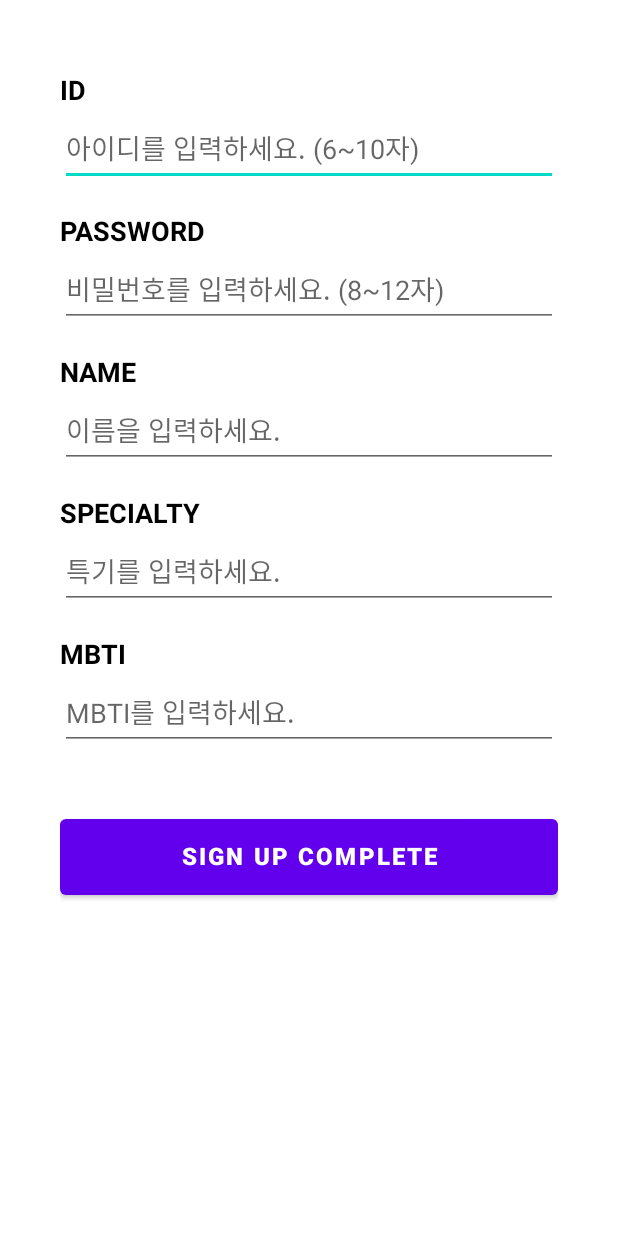
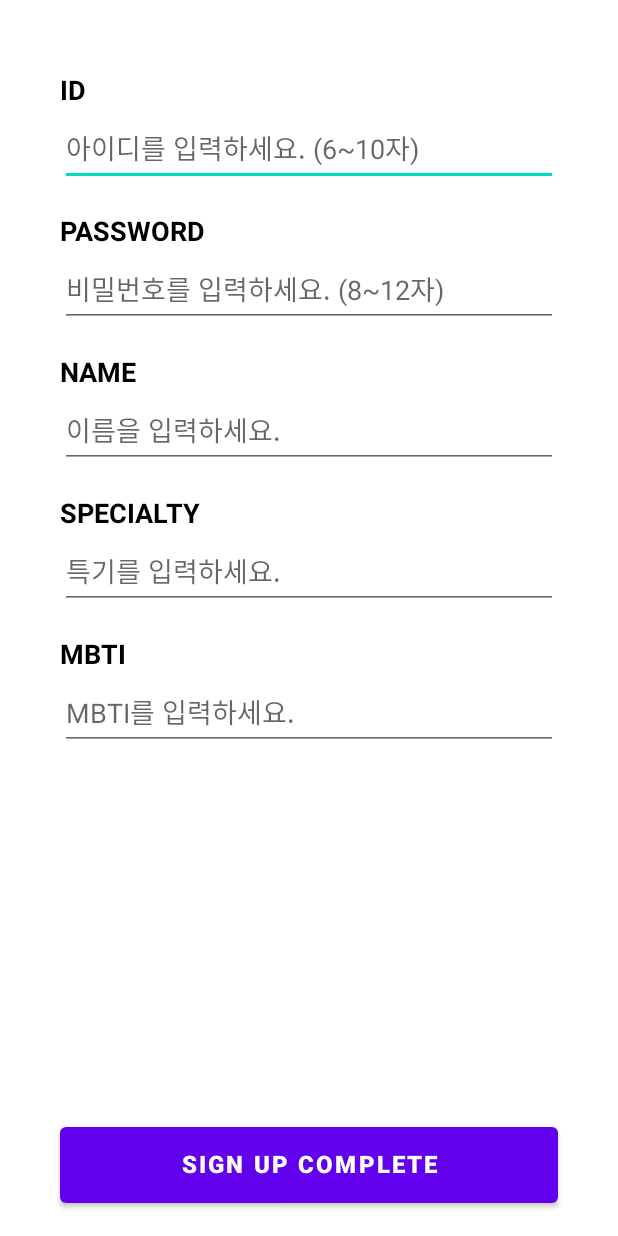
Before and after one commit to GO-SOPT-ANDROID/chaeyeon-jeon, an Android app: the SignupActivity screen opened directly, with no data from a screen before it, on a phone screen of 412 x 824 dp. Run offline under Robolectric (Android 15) with nearby library versions, the phone set to English and light mode, and no system bars; our stand-ins replace Dagger/Hilt's generated code, data binding.

```diff
--- a/app/src/main/AndroidManifest.xml
+++ b/app/src/main/AndroidManifest.xml
@@ -16,7 +16,8 @@
         <activity
             android:name=".presentation.login.LoginActivity"
             android:exported="true"
-            android:screenOrientation="portrait">
+            android:screenOrientation="portrait"
+            android:windowSoftInputMode="adjustResize">
             <intent-filter>
                 <action android:name="android.intent.action.MAIN" />
 
@@ -26,7 +27,8 @@
         <activity
             android:name=".presentation.signup.SignupActivity"
             android:exported="false"
-            android:screenOrientation="portrait" />
+            android:screenOrientation="portrait"
+            android:windowSoftInputMode="adjustResize" />
         <activity
             android:name=".presentation.main.MainActivity"
             android:exported="false"
--- a/app/src/main/java/org/android/go/sopt/presentation/signup/SignupActivity.kt
+++ b/app/src/main/java/org/android/go/sopt/presentation/signup/SignupActivity.kt
@@ -31,7 +31,11 @@ class SignupActivity : BindingActivity<ActivitySignupBinding>(R.layout.activity_
     }
 
     private fun initLayout() {
-        binding.layoutSignup.setOnSingleClickListener { hideKeyboard() }
+        with(binding) {
+            layoutSignup.setOnSingleClickListener { hideKeyboard() }
+            svSignup.setOnSingleClickListener { hideKeyboard() }
+            layoutSignupQuestion.setOnSingleClickListener { hideKeyboard() }
+        }
     }
 
     private fun setupSignupState() {
--- a/app/src/main/res/layout/activity_signup.xml
+++ b/app/src/main/res/layout/activity_signup.xml
@@ -14,14 +14,27 @@
     <androidx.constraintlayout.widget.ConstraintLayout
         android:id="@+id/layout_signup"
         android:layout_width="match_parent"
-        android:layout_height="match_parent"
-        android:paddingHorizontal="40dp">
+        android:layout_height="match_parent">
+
+        <ScrollView
+            android:id="@+id/sv_signup"
+            android:layout_width="match_parent"
+            android:layout_height="0dp"
+            android:layout_marginBottom="4dp"
+            app:layout_constraintBottom_toTopOf="@id/btn_signup_signup_complete"
+            app:layout_constraintTop_toTopOf="parent">
+
+            <androidx.constraintlayout.widget.ConstraintLayout
+                android:id="@+id/layout_signup_question"
+                android:layout_width="match_parent"
+                android:layout_height="wrap_content"
+                android:paddingHorizontal="40dp"
+                android:paddingVertical="50dp">
 
                 <TextView
                     android:id="@+id/tv_signup_id_label"
                     android:layout_width="wrap_content"
                     android:layout_height="wrap_content"
-            android:layout_marginTop="50dp"
                     android:text="@string/login_id_label"
                     android:textColor="@color/black"
                     android:textSize="18sp"
@@ -131,17 +144,20 @@
                     android:paddingVertical="12dp"
                     android:text="@={vm.mbti}"
                     app:layout_constraintTop_toBottomOf="@id/tv_signup_mbti_label" />
+            </androidx.constraintlayout.widget.ConstraintLayout>
+        </ScrollView>
 
         <Button
             android:id="@+id/btn_signup_signup_complete"
             android:layout_width="match_parent"
             android:layout_height="wrap_content"
-            android:layout_marginTop="40dp"
+            android:layout_marginHorizontal="40dp"
+            android:layout_marginBottom="16dp"
+            android:onClick="@{()->vm.signup()}"
             android:paddingVertical="16dp"
             android:text="@string/signup_signup_complete_btn"
             android:textSize="16sp"
-            android:onClick="@{()->vm.signup()}"
             android:textStyle="bold"
-            app:layout_constraintTop_toBottomOf="@id/et_signup_mbti" />
+            app:layout_constraintBottom_toBottomOf="parent" />
     </androidx.constraintlayout.widget.ConstraintLayout>
 </layout>
```
Also changed, not shown: app/src/main/res/layout/activity_login.xml (+18 -11 lines). Lines whose indentation alone changed are shown as unchanged.
